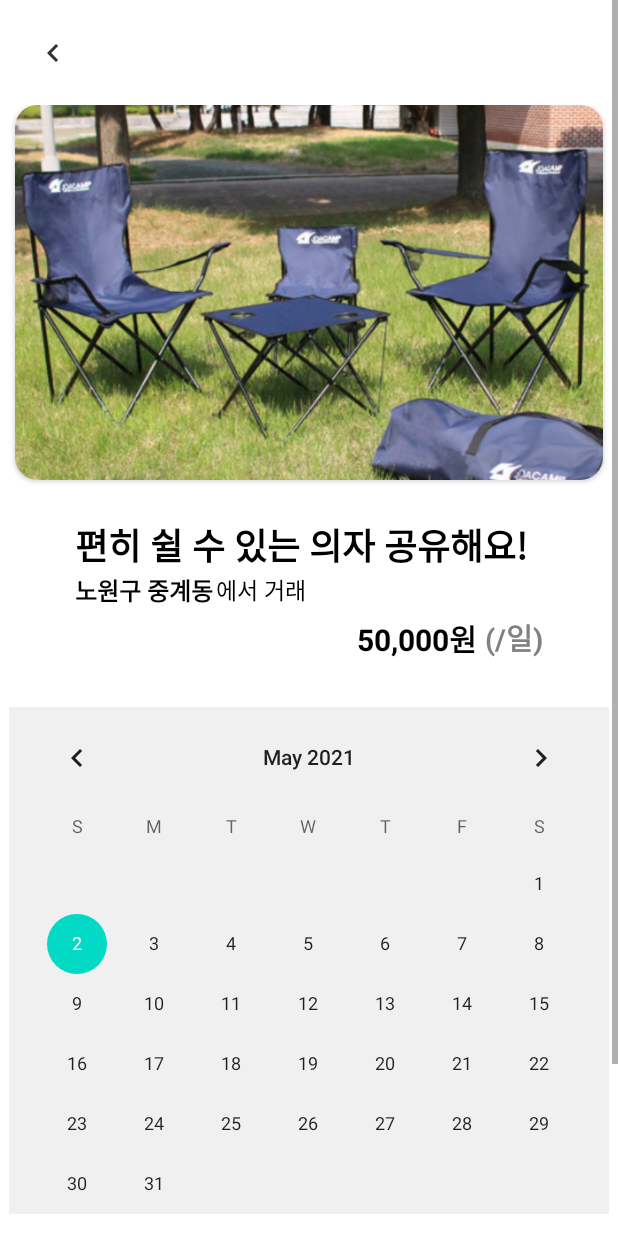
After one commit to KSangH/2021-Capstone-Design, an Android app: the SendRequestActivity screen opened directly, with no data from a screen before it, on a phone screen of 412 x 824 dp. The commit adds this screen. Run offline under Robolectric (Android 15) with nearby library versions, the phone set to English and light mode, and no system bars; our stand-ins replace data binding.

Commit message:
[Android] Create SendRequestActivity
- SendRequestActivity.kt와 activity_send_request.xml 생성
- 디자인에 맞춰 activity_send_request.xml 코드 작성
- fragment_home.xml의 배경색상 수정

```diff
--- a/Android/Campong/app/src/main/AndroidManifest.xml
+++ b/Android/Campong/app/src/main/AndroidManifest.xml
@@ -12,7 +12,7 @@
         android:supportsRtl="true"
         android:theme="@style/Theme.Campong"
         android:usesCleartextTraffic="true">
-
+        <activity android:name=".view.SendRequestActivity"></activity>
         <activity android:name=".view.SearchActivity" />
         <activity android:name=".view.FilterActivity" />
         <activity
@@ -21,9 +21,11 @@
         <activity android:name=".view.LoginActivity">
             <intent-filter>
                 <action android:name="android.intent.action.MAIN" />
+
                 <category android:name="android.intent.category.LAUNCHER" />
             </intent-filter>
         </activity>
         <activity android:name=".view.MainActivity" />
     </application>
+
 </manifest>
--- /dev/null
+++ b/Android/Campong/app/src/main/java/com/basecamp/campong/view/SendRequestActivity.kt
@@ -0,0 +1,12 @@
+package com.basecamp.campong.view
+
+import androidx.appcompat.app.AppCompatActivity
+import android.os.Bundle
+import com.basecamp.campong.R
+
+class SendRequestActivity : AppCompatActivity() {
+    override fun onCreate(savedInstanceState: Bundle?) {
+        super.onCreate(savedInstanceState)
+        setContentView(R.layout.activity_send_request)
+    }
+}
--- a/Android/Campong/app/src/main/res/layout/activity_filter.xml
+++ b/Android/Campong/app/src/main/res/layout/activity_filter.xml
@@ -8,8 +8,6 @@
     android:background="@color/white"
     >
     <androidx.appcompat.widget.Toolbar
-        xmlns:android="http://schemas.android.com/apk/res/android"
-        xmlns:app="http://schemas.android.com/apk/res-auto"
         app:layout_constraintTop_toTopOf="parent"
         android:id="@+id/filtertoolbar"
         android:layout_width="match_parent"
--- /dev/null
+++ b/Android/Campong/app/src/main/res/layout/activity_send_request.xml
@@ -0,0 +1,152 @@
+<?xml version="1.0" encoding="utf-8"?>
+<layout xmlns:android="http://schemas.android.com/apk/res/android"
+    xmlns:app="http://schemas.android.com/apk/res-auto"
+    xmlns:tools="http://schemas.android.com/tools">
+
+    <ScrollView
+        android:layout_width="match_parent"
+        android:layout_height="match_parent">
+
+        <androidx.constraintlayout.widget.ConstraintLayout
+            android:layout_width="match_parent"
+            android:layout_height="match_parent"
+            tools:context=".view.SendRequestActivity"
+            android:background="@color/white">
+
+            <androidx.appcompat.widget.Toolbar
+                android:id="@+id/sendrequesttoolbar"
+                android:layout_width="match_parent"
+                android:layout_height="70dp"
+                android:background="@color/white"
+                app:contentInsetStart="0dp"
+                app:layout_constraintTop_toTopOf="parent">
+
+                <ImageButton
+                    android:id="@+id/imageButton"
+                    android:layout_width="70dp"
+                    android:layout_height="70dp"
+                    android:background="#00FFFFFF"
+                    app:srcCompat="@drawable/ic_arrow" />
+            </androidx.appcompat.widget.Toolbar>
+
+            <RelativeLayout
+                android:layout_width="match_parent"
+                android:layout_height="wrap_content"
+                app:layout_constraintTop_toBottomOf="@id/sendrequesttoolbar"
+                android:background="@color/white"
+                >
+                <androidx.cardview.widget.CardView
+                    android:id="@+id/cardView"
+                    android:layout_width="400dp"
+                    android:layout_height="250dp"
+                    android:layout_marginHorizontal="10dp"
+                    android:layout_marginBottom="20dp"
+                    app:cardCornerRadius="15dp"
+                    android:background="@color/black"
+                    android:layout_centerHorizontal="true">
+
+                    <ImageView
+                        android:layout_width="match_parent"
+                        android:layout_height="match_parent"
+                        android:scaleType="centerCrop"
+                        android:src="@drawable/camping"
+                        app:layout_constraintTop_toBottomOf="@id/sendrequesttoolbar" />
+                </androidx.cardview.widget.CardView>
+
+                <RelativeLayout
+                    android:id="@+id/fortext"
+                    android:layout_width="match_parent"
+                    android:layout_height="wrap_content"
+                    android:layout_marginHorizontal="50dp"
+                    android:layout_marginVertical="5dp"
+                    android:layout_below="@id/cardView">
+
+                    <TextView
+                        android:id="@+id/title"
+                        android:layout_width="match_parent"
+                        android:layout_height="wrap_content"
+                        android:text="편히 쉴 수 있는 의자 공유해요!"
+                        android:textColor="@color/black"
+                        android:textStyle="bold"
+                        android:textSize="24dp"
+                        android:layout_alignParentTop="true"/>
+
+                    <TextView
+                        android:id="@+id/town"
+                        android:layout_width="wrap_content"
+                        android:layout_height="wrap_content"
+                        android:text="노원구 중계동"
+                        android:textColor="@color/black"
+                        android:textSize="16dp"
+                        android:textStyle="bold"
+                        android:layout_below="@id/title"/>
+                    <TextView
+                        android:id="@+id/townelse"
+                        android:layout_width="wrap_content"
+                        android:layout_height="wrap_content"
+                        android:layout_marginHorizontal="2dp"
+                        android:text="에서 거래"
+                        android:textColor="@color/black"
+                        android:textSize="15dp"
+                        android:layout_below="@id/title"
+                        android:layout_toRightOf="@id/town"
+                        />
+                    <TextView
+                        android:id="@+id/price"
+                        android:layout_width="wrap_content"
+                        android:layout_height="wrap_content"
+                        android:layout_marginVertical="5dp"
+                        android:layout_marginHorizontal="5dp"
+                        android:text="50,000원"
+                        android:textColor="@color/black"
+                        android:textSize="20dp"
+                        android:textStyle="bold"
+                        android:layout_toLeftOf="@id/priceelse"
+                        android:layout_below="@id/town"/>
+                    <TextView
+                        android:id="@+id/priceelse"
+                        android:layout_width="wrap_content"
+                        android:layout_height="wrap_content"
+                        android:layout_marginVertical="5dp"
+                        android:text="(/일)"
+                        android:textColor="#818181"
+                        android:textSize="19dp"
+                        android:textStyle="bold"
+                        android:layout_below="@id/town"
+                        android:layout_alignParentRight="true" />
+
+                </RelativeLayout>
+
+                <CalendarView
+                    android:id="@+id/calendarView"
+                    android:layout_width="400dp"
+                    android:layout_height="wrap_content"
+                    android:layout_below="@+id/fortext"
+                    android:layout_centerHorizontal="true"
+                    android:layout_marginTop="20dp"
+                    android:background="#f0f0f0"/>
+
+                <Button
+                    android:layout_marginHorizontal="50dp"
+                    android:layout_marginTop="40dp"
+                    android:id="@+id/button1"
+                    android:layout_width="match_parent"
+                    android:layout_height="wrap_content"
+                    android:layout_marginBottom="60dp"
+                    android:textSize="16dp"
+                    android:textColor="@color/black"
+                    android:textStyle="bold"
+                    android:text="필터 지정 완료"
+                    android:background="@drawable/button_main_color"
+                    app:backgroundTint="@null"
+                    android:layout_below="@id/calendarView"
+                    />
+
+            </RelativeLayout>
+
+
+
+        </androidx.constraintlayout.widget.ConstraintLayout>
+
+    </ScrollView>
+</layout>
--- a/Android/Campong/app/src/main/res/layout/fragment_home.xml
+++ b/Android/Campong/app/src/main/res/layout/fragment_home.xml
@@ -5,7 +5,8 @@
     android:id="@+id/homeFragment"
     android:layout_width="match_parent"
     android:layout_height="match_parent"
-    tools:context=".view.fragments.HomeFragment">
+    tools:context=".view.fragments.HomeFragment"
+    android:background="#f4f4f4">
 
     <androidx.appcompat.widget.Toolbar
         android:id="@+id/maintoolbar"
```
